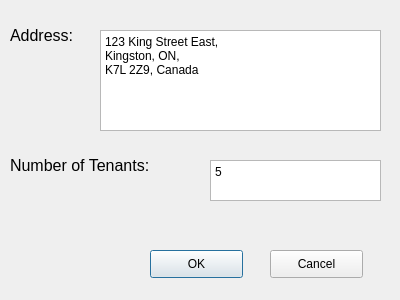
Above: MicroManage/propdialogform.ui from greg-maceachern12/MicroManage before the change. Below: the same form after it.
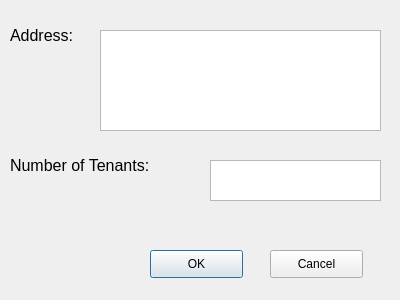
That is the form after the change.

Commit message: Styled the scroll area of the Properties panel and removed default text.

Diff of the .ui file:
```diff
--- a/MicroManage/propdialogform.ui
+++ b/MicroManage/propdialogform.ui
@@ -26,8 +26,8 @@
     <string>&lt;!DOCTYPE HTML PUBLIC &quot;-//W3C//DTD HTML 4.0//EN&quot; &quot;http://www.w3.org/TR/REC-html40/strict.dtd&quot;&gt;
 &lt;html&gt;&lt;head&gt;&lt;meta name=&quot;qrichtext&quot; content=&quot;1&quot; /&gt;&lt;style type=&quot;text/css&quot;&gt;
 p, li { white-space: pre-wrap; }
-&lt;/style&gt;&lt;/head&gt;&lt;body style=&quot; font-family:'SimSun'; font-size:9pt; font-weight:400; font-style:normal;&quot;&gt;
-&lt;p style=&quot; margin-top:0px; margin-bottom:0px; margin-left:0px; margin-right:0px; -qt-block-indent:0; text-indent:0px;&quot;&gt;5&lt;/p&gt;&lt;/body&gt;&lt;/html&gt;</string>
+&lt;/style&gt;&lt;/head&gt;&lt;body style=&quot; font-family:'.SF NS Text'; font-size:13pt; font-weight:400; font-style:normal;&quot;&gt;
+&lt;p style=&quot;-qt-paragraph-type:empty; margin-top:0px; margin-bottom:0px; margin-left:0px; margin-right:0px; -qt-block-indent:0; text-indent:0px;&quot;&gt;&lt;br /&gt;&lt;/p&gt;&lt;/body&gt;&lt;/html&gt;</string>
    </property>
   </widget>
   <widget class="QLabel" name="addLable">
@@ -79,10 +79,8 @@
     <string>&lt;!DOCTYPE HTML PUBLIC &quot;-//W3C//DTD HTML 4.0//EN&quot; &quot;http://www.w3.org/TR/REC-html40/strict.dtd&quot;&gt;
 &lt;html&gt;&lt;head&gt;&lt;meta name=&quot;qrichtext&quot; content=&quot;1&quot; /&gt;&lt;style type=&quot;text/css&quot;&gt;
 p, li { white-space: pre-wrap; }
-&lt;/style&gt;&lt;/head&gt;&lt;body style=&quot; font-family:'SimSun'; font-size:9pt; font-weight:400; font-style:normal;&quot;&gt;
-&lt;p style=&quot; margin-top:0px; margin-bottom:0px; margin-left:0px; margin-right:0px; -qt-block-indent:0; text-indent:0px;&quot;&gt;123 King Street East,&lt;/p&gt;
-&lt;p style=&quot; margin-top:0px; margin-bottom:0px; margin-left:0px; margin-right:0px; -qt-block-indent:0; text-indent:0px;&quot;&gt;Kingston, ON,&lt;/p&gt;
-&lt;p style=&quot; margin-top:0px; margin-bottom:0px; margin-left:0px; margin-right:0px; -qt-block-indent:0; text-indent:0px;&quot;&gt;K7L 2Z9, Canada&lt;/p&gt;&lt;/body&gt;&lt;/html&gt;</string>
+&lt;/style&gt;&lt;/head&gt;&lt;body style=&quot; font-family:'.SF NS Text'; font-size:13pt; font-weight:400; font-style:normal;&quot;&gt;
+&lt;p style=&quot;-qt-paragraph-type:empty; margin-top:0px; margin-bottom:0px; margin-left:0px; margin-right:0px; -qt-block-indent:0; text-indent:0px;&quot;&gt;&lt;br /&gt;&lt;/p&gt;&lt;/body&gt;&lt;/html&gt;</string>
    </property>
   </widget>
   <widget class="QPushButton" name="ok">
```
The commit also changes 4 other files.
